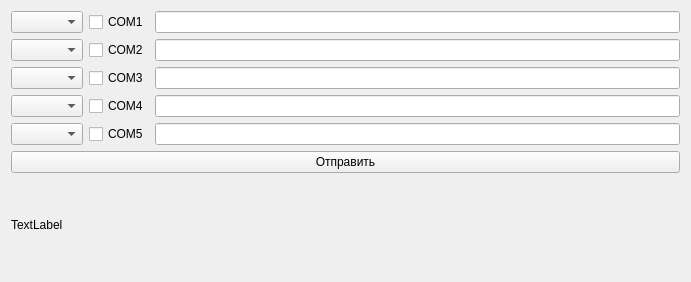
First picture: the form in mainwindow.ui, repository TTTiNNNy/Serial_QT, before the edit.
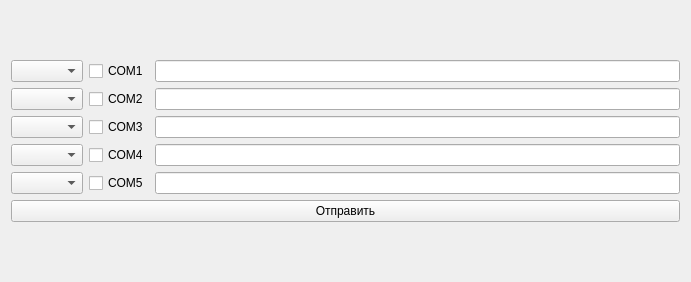
Second picture: the form after the edit.

Commit message: Refactor names in MainWindow

The edit to the form file:
```diff
--- a/mainwindow.ui
+++ b/mainwindow.ui
@@ -111,13 +111,6 @@
       </item>
      </layout>
     </item>
-    <item>
-     <widget class="QLabel" name="label">
-      <property name="text">
-       <string>TextLabel</string>
-      </property>
-     </widget>
-    </item>
    </layout>
   </widget>
  </widget>
```
Left out of the diff: 8 changed lines with no effect on the pictures.
